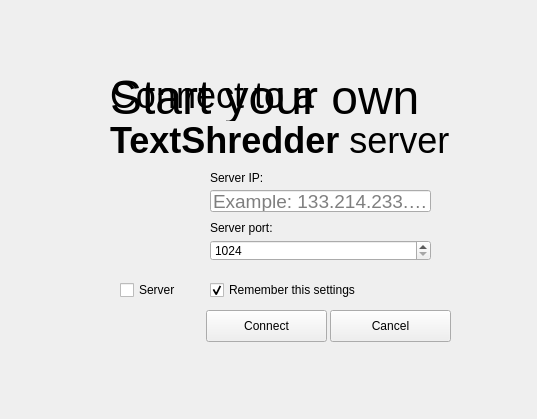
The window that textshredder_ui/mainwindow.ui (mitchelkuijpers/TextShredder) describes before a commit, drawn with Qt 5.
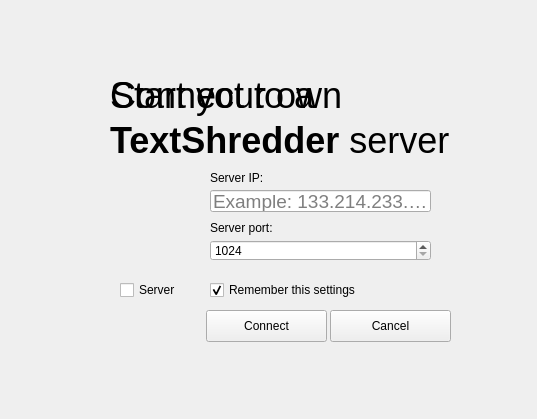
The same window after the commit. Icons and pictures are not drawn.

Commit message: Fixed text size on Linux systems.

```diff
--- a/textshredder_ui/mainwindow.ui
+++ b/textshredder_ui/mainwindow.ui
@@ -229,7 +229,7 @@
 &lt;html&gt;&lt;head&gt;&lt;meta name=&quot;qrichtext&quot; content=&quot;1&quot; /&gt;&lt;style type=&quot;text/css&quot;&gt;
 p, li { white-space: pre-wrap; }
 &lt;/style&gt;&lt;/head&gt;&lt;body style=&quot; font-family:'Lucida Grande'; font-size:36px; font-weight:400; font-style:normal;&quot;&gt;
-&lt;p style=&quot; margin-top:0px; margin-bottom:0px; margin-left:0px; margin-right:0px; -qt-block-indent:0; text-indent:0px;&quot;&gt;&lt;span style=&quot; font-family:'Cantarell'; font-size:36pt;&quot;&gt;Start your own&lt;/span&gt;&lt;/p&gt;&lt;/body&gt;&lt;/html&gt;</string>
+&lt;p style=&quot; margin-top:0px; margin-bottom:0px; margin-left:0px; margin-right:0px; -qt-block-indent:0; text-indent:0px;&quot;&gt;&lt;span style=&quot; font-family:'Cantarell'; font-size:36px;&quot;&gt;Start your own&lt;/span&gt;&lt;/p&gt;&lt;/body&gt;&lt;/html&gt;</string>
     </property>
     <property name="textFormat">
      <enum>Qt::AutoText</enum>
```
